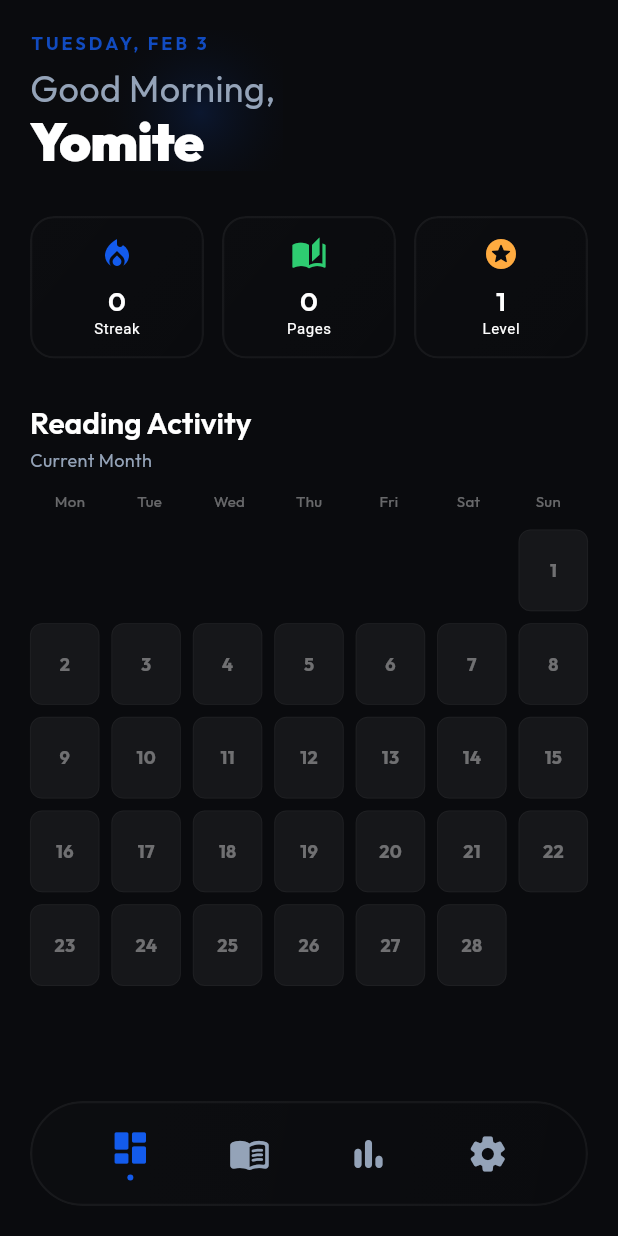
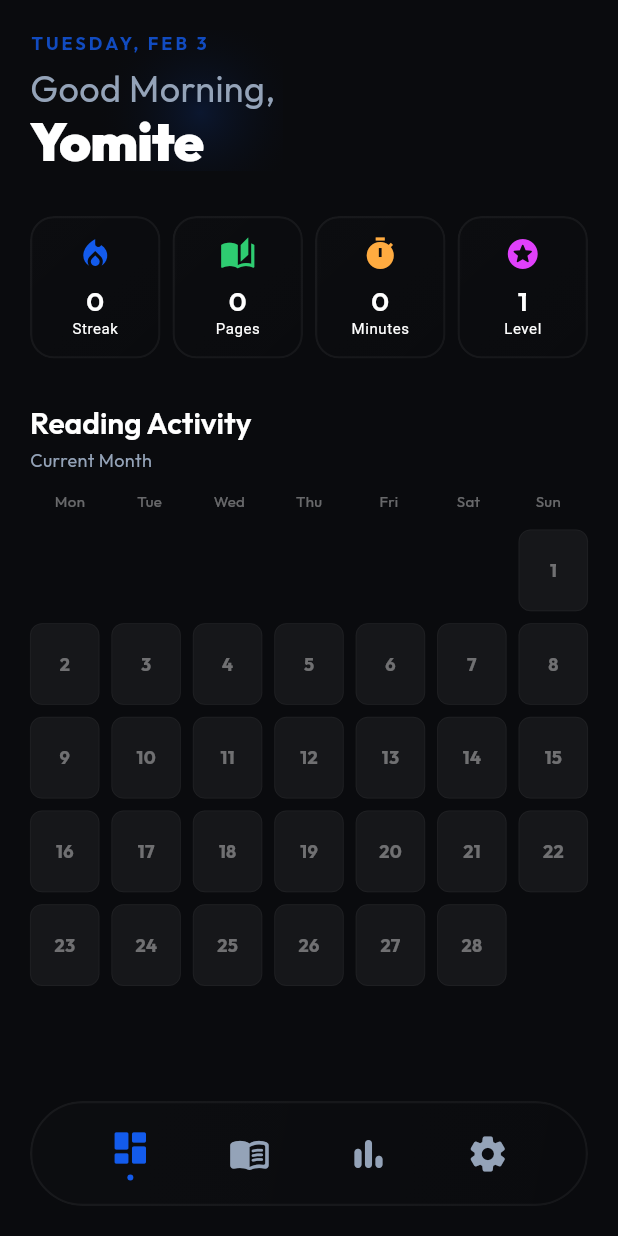
Before and after one commit to daveragos/yomu, a Flutter app: the _GoalSettingsSheet widget shown alone on an empty page, opened directly, after a tap on "Save Goal", on a phone screen of 412 x 824 dp. Run offline on Flutter 3.47's test engine with Material 3 defaults, Android fonts, the phone set to English and light mode, and no system bars; drawn by our look-alikes of flutter_animate; our stand-ins replace cached_network_image, device_info_plus, file_picker, flutter_html, flutter_riverpod, google_fonts and 3 more; missing offline and left inert: epub_view, epubx, pdfrx; accounts and stored records are empty.

Commit message:
feat(activity): implement dynamic weekly goals
Users can now set and persist a weekly reading goal (pages or minutes). The activity graph dynamically colors days based on progress towards this goal. Daily activity details now aggregate sessions by book for clarity. Improved reading session estimation and added a minutes stat to the dashboard.

```diff
--- a/lib/components/activity_graph.dart
+++ b/lib/components/activity_graph.dart
@@ -6,6 +6,7 @@ class ActivityGraph extends StatelessWidget {
   final Map<String, int> dailyValues;
   final String selectedMonth; // e.g., "January 2026"
   final String weeklyGoalType;
+  final double weeklyGoalValue;
   final Function(DateTime, int)? onDateTapped;
 
   const ActivityGraph({
@@ -13,6 +14,7 @@ class ActivityGraph extends StatelessWidget {
     required this.dailyValues,
     required this.selectedMonth,
     required this.weeklyGoalType,
+    required this.weeklyGoalValue,
     this.onDateTapped,
   });
 
@@ -77,24 +79,15 @@ class ActivityGraph extends StatelessWidget {
 
   Widget _buildDayCell(BuildContext context, int day, int value) {
     int level = 0;
-    if (weeklyGoalType == 'pages') {
-      if (value > 50) {
+    if (value > 0) {
+      final double dailyGoal = weeklyGoalValue / 7.0;
+      if (value >= dailyGoal * 2.0) {
         level = 4;
-      } else if (value > 20) {
+      } else if (value >= dailyGoal) {
         level = 3;
-      } else if (value > 10) {
+      } else if (value >= dailyGoal * 0.5) {
         level = 2;
-      } else if (value > 0) {
-        level = 1;
-      }
-    } else {
-      if (value > 60) {
-        level = 4;
-      } else if (value > 30) {
-        level = 3;
-      } else if (value > 15) {
-        level = 2;
-      } else if (value > 0) {
+      } else {
         level = 1;
       }
     }
--- a/lib/providers/library_provider.dart
+++ b/lib/providers/library_provider.dart
@@ -1,6 +1,7 @@
 import 'dart:io' as io;
 import 'package:flutter_riverpod/flutter_riverpod.dart';
 import 'package:path/path.dart' as p;
+import 'package:shared_preferences/shared_preferences.dart';
 import '../models/book_model.dart';
 import '../services/database_service.dart';
 import '../services/book_service.dart';
@@ -149,7 +150,19 @@ class LibraryNotifier extends StateNotifier<LibraryState> {
           sortAscending: false,
         ),
       ) {
-    loadBooks();
+    _init();
+  }
+
+  Future<void> _init() async {
+    await _loadGoal();
+    await loadBooks();
+  }
+
+  Future<void> _loadGoal() async {
+    final prefs = await SharedPreferences.getInstance();
+    final value = prefs.getDouble('weeklyGoalValue') ?? 300.0;
+    final type = prefs.getString('weeklyGoalType') ?? 'minutes';
+    state = state.copyWith(weeklyGoalValue: value, weeklyGoalType: type);
   }
 
   Future<void> loadBooks() async {
@@ -541,10 +554,14 @@ class LibraryNotifier extends StateNotifier<LibraryState> {
     int finalMinutes = durationMinutes ?? 0;
 
     // Fallback to estimation ONLY if no exact data provided AND progress moved significantly
-    // However, for "Wrapped", accurate data is better.
     if (finalPages == 0 && finalMinutes == 0 && progress > oldProgress) {
-      finalPages = ((progress - oldProgress) * 300).round().clamp(1, 100);
-      finalMinutes = 2; // Reduced default estimate for small movements
+      final effectiveTotalPages = book.totalPages > 0 ? book.totalPages : 300;
+      finalPages = ((progress - oldProgress) * effectiveTotalPages)
+          .round()
+          .clamp(1, 100);
+      // Estimate minutes based on a standard reading speed (e.g., 200 words/min -> ~2 mins per page)
+      // but make it distinct from pages.
+      finalMinutes = (finalPages * 1.2).ceil().clamp(1, 60);
     }
 
     if (finalPages > 0 || finalMinutes > 0) {
@@ -581,6 +598,7 @@ class LibraryNotifier extends StateNotifier<LibraryState> {
       totalPagesRead: stats.totalPages,
       totalMinutesRead: stats.totalMinutes,
       unlockedAchievements: stats.achievements,
+      sessionHistory: sessions,
     );
   }
 
@@ -634,10 +652,22 @@ class LibraryNotifier extends StateNotifier<LibraryState> {
     }
   }
 
-  void setWeeklyGoal(double value, String type) {
+  Future<void> setWeeklyGoal(double value, String type) async {
     state = state.copyWith(weeklyGoalValue: value, weeklyGoalType: type);
-    // Ideally save this to SharedPreferences or DB.
-    // For now, keep it in memory state.
+
+    // Persist goal
+    final prefs = await SharedPreferences.getInstance();
+    await prefs.setDouble('weeklyGoalValue', value);
+    await prefs.setString('weeklyGoalType', type);
+
+    // Re-calculate activity data for the new unit
+    final sessions = await _dbService.getReadingSessions();
+    final activity = _calculateActivity(sessions, type);
+
+    state = state.copyWith(
+      activityData: activity.levels,
+      dailyReadingValues: activity.values,
+    );
   }
 
   Future<void> deleteBook(int id) async {
--- a/lib/screens/dashboard_screen.dart
+++ b/lib/screens/dashboard_screen.dart
@@ -88,6 +88,7 @@ class DashboardScreen extends ConsumerWidget {
                 dailyValues: libraryState.dailyReadingValues,
                 selectedMonth: DateFormat('MMMM yyyy').format(DateTime.now()),
                 weeklyGoalType: libraryState.weeklyGoalType,
+                weeklyGoalValue: libraryState.weeklyGoalValue,
                 onDateTapped: (date, value) =>
                     _showDailyActivityDetail(context, ref, date, value),
               ).animate().fadeIn(delay: 900.ms).slideY(begin: 0.05, end: 0),
@@ -177,7 +178,7 @@ class DashboardScreen extends ConsumerWidget {
           Icons.local_fire_department,
           YomuConstants.accent,
         ),
-        const SizedBox(width: 12),
+        const SizedBox(width: 8),
         _buildStatItem(
           context,
           'Pages',
@@ -185,13 +186,21 @@ class DashboardScreen extends ConsumerWidget {
           Icons.auto_stories,
           YomuConstants.accentGreen,
         ),
-        const SizedBox(width: 12),
+        const SizedBox(width: 8),
+        _buildStatItem(
+          context,
+          'Minutes',
+          '${state.totalMinutesRead}',
+          Icons.timer,
+          Colors.orangeAccent,
+        ),
+        const SizedBox(width: 8),
         _buildStatItem(
           context,
           'Level',
           '${state.level}',
           Icons.stars_rounded,
-          Colors.orangeAccent,
+          Colors.purpleAccent,
         ),
       ],
     );
@@ -370,9 +379,33 @@ class DashboardScreen extends ConsumerWidget {
 
     final state = ref.read(libraryProvider);
     final dateStr = date.toIso8601String().split('T')[0];
-    final sessions = state.sessionHistory
+    final daySessions = state.sessionHistory
         .where((s) => s['date'] == dateStr)
         .toList();
+
+    // Group and aggregate sessions by bookId (using String key for robustness)
+    final Map<String, Map<String, dynamic>> aggregatedMap = {};
+    for (var s in daySessions) {
+      final idRaw = s['bookId'];
+      if (idRaw == null) continue;
+      final bookIdKey = idRaw.toString();
+
+      if (!aggregatedMap.containsKey(bookIdKey)) {
+        aggregatedMap[bookIdKey] = {
+          'bookId': idRaw is int ? idRaw : int.tryParse(bookIdKey) ?? 0,
+          'pagesRead': 0,
+          'durationMinutes': 0,
+        };
+      }
+      aggregatedMap[bookIdKey]!['pagesRead'] =
+          (aggregatedMap[bookIdKey]!['pagesRead'] as int) +
+          (s['pagesRead'] as int? ?? 0);
+      aggregatedMap[bookIdKey]!['durationMinutes'] =
+          (aggregatedMap[bookIdKey]!['durationMinutes'] as int) +
+          (s['durationMinutes'] as int? ?? 0);
+    }
+
+    final mergedSessions = aggregatedMap.values.toList();
 
     showModalBottomSheet(
       context: context,
@@ -444,9 +477,9 @@ class DashboardScreen extends ConsumerWidget {
               Flexible(
                 child: ListView.builder(
                   shrinkWrap: true,
-                  itemCount: sessions.length,
+                  itemCount: mergedSessions.length,
                   itemBuilder: (context, index) {
-                    final session = sessions[index];
+                    final session = mergedSessions[index];
                     final bookId = session['bookId'] as int;
                     final book = state.allBooks.firstWhere(
                       (b) => b.id == bookId,
--- a/lib/screens/stats_screen.dart
+++ b/lib/screens/stats_screen.dart
@@ -67,6 +67,7 @@ class _StatsScreenState extends ConsumerState<StatsScreen> {
                 dailyValues: libraryState.dailyReadingValues,
                 selectedMonth: _selectedMonth,
                 weeklyGoalType: libraryState.weeklyGoalType,
+                weeklyGoalValue: libraryState.weeklyGoalValue,
                 onDateTapped: (date, value) =>
                     _showDailyActivityDetail(date, value),
               ),
@@ -259,7 +260,7 @@ class _StatsScreenState extends ConsumerState<StatsScreen> {
                           child: Text(
                             '${t['level']}',
                             style: TextStyle(
-                              color: isReached ? Colors.white : Colors.white30,
+                              color: isReached ? Colors.white : Colors.white54,
                               fontWeight: FontWeight.bold,
                               fontSize: 12,
                             ),
@@ -276,7 +277,7 @@ class _StatsScreenState extends ConsumerState<StatsScreen> {
                               style: TextStyle(
                                 color: isReached
                                     ? Colors.white
-                                    : Colors.white30,
+                                    : Colors.white54,
                                 fontWeight: FontWeight.bold,
                                 fontSize: 15,
                               ),
@@ -286,7 +287,7 @@ class _StatsScreenState extends ConsumerState<StatsScreen> {
                               style: TextStyle(
                                 color: isReached
                                     ? YomuConstants.textSecondary
-                                    : Colors.white10,
+                                    : Colors.white30,
                                 fontSize: 11,
                               ),
                             ),
@@ -651,9 +652,33 @@ class _StatsScreenState extends ConsumerState<StatsScreen> {
 
     final state = ref.read(libraryProvider);
     final dateStr = date.toIso8601String().split('T')[0];
-    final sessions = state.sessionHistory
+    final daySessions = state.sessionHistory
         .where((s) => s['date'] == dateStr)
         .toList();
+
+    // Group and aggregate sessions by bookId (using String key for robustness)
+    final Map<String, Map<String, dynamic>> aggregatedMap = {};
+    for (var s in daySessions) {
+      final idRaw = s['bookId'];
+      if (idRaw == null) continue;
+      final bookIdKey = idRaw.toString();
+
+      if (!aggregatedMap.containsKey(bookIdKey)) {
+        aggregatedMap[bookIdKey] = {
+          'bookId': idRaw is int ? idRaw : int.tryParse(bookIdKey) ?? 0,
+          'pagesRead': 0,
+          'durationMinutes': 0,
+        };
+      }
+      aggregatedMap[bookIdKey]!['pagesRead'] =
+          (aggregatedMap[bookIdKey]!['pagesRead'] as int) +
+          (s['pagesRead'] as int? ?? 0);
+      aggregatedMap[bookIdKey]!['durationMinutes'] =
+          (aggregatedMap[bookIdKey]!['durationMinutes'] as int) +
+          (s['durationMinutes'] as int? ?? 0);
+    }
+
+    final mergedSessions = aggregatedMap.values.toList();
 
     showModalBottomSheet(
       context: context,
@@ -725,9 +750,9 @@ class _StatsScreenState extends ConsumerState<StatsScreen> {
               Flexible(
                 child: ListView.builder(
                   shrinkWrap: true,
-                  itemCount: sessions.length,
+                  itemCount: mergedSessions.length,
                   itemBuilder: (context, index) {
-                    final session = sessions[index];
+                    final session = mergedSessions[index];
                     final bookId = session['bookId'] as int;
                     final book = state.allBooks.firstWhere(
                       (b) => b.id == bookId,
@@ -882,6 +907,7 @@ class _GoalSettingsSheet extends ConsumerStatefulWidget {
 class _GoalSettingsSheetState extends ConsumerState<_GoalSettingsSheet> {
   late double _value;
   late String _type;
+  late TextEditingController _controller;
 
   @override
   void initState() {
@@ -889,6 +915,20 @@ class _GoalSettingsSheetState extends ConsumerState<_GoalSettingsSheet> {
     final state = ref.read(libraryProvider);
     _value = state.weeklyGoalValue;
     _type = state.weeklyGoalType;
+    _controller = TextEditingController(text: _value.toInt().toString());
+  }
+
+  @override
+  void dispose() {
+    _controller.dispose();
+    super.dispose();
+  }
+
+  void _updateValue(double newValue) {
+    setState(() {
+      _value = newValue.clamp(1, 10000);
+      _controller.text = _value.toInt().toString();
+    });
   }
 
   @override
@@ -926,22 +966,55 @@ class _GoalSettingsSheetState extends ConsumerState<_GoalSettingsSheet> {
               Row(
                 mainAxisAlignment: MainAxisAlignment.spaceBetween,
                 children: [
-                  Text(
-                    '${_value.toInt()} $_type',
-                    style: TextStyle(
-                      fontSize: 24,
-                      fontWeight: FontWeight.bold,
-                      color: YomuConstants.accent,
+                  Expanded(
+                    child: Row(
+                      crossAxisAlignment: CrossAxisAlignment.baseline,
+                      textBaseline: TextBaseline.alphabetic,
+                      children: [
+                        IntrinsicWidth(
+                          child: TextField(
+                            controller: _controller,
+                            keyboardType: TextInputType.number,
+                            style: TextStyle(
+                              fontSize: 32,
+                              fontWeight: FontWeight.bold,
+                              color: YomuConstants.accent,
+                            ),
+                            decoration: const InputDecoration(
+                              border: InputBorder.none,
+                              isDense: true,
+                              contentPadding: EdgeInsets.zero,
+                            ),
+                            onChanged: (val) {
+                              final dVal = double.tryParse(val);
+                              if (dVal != null) {
+                                setState(() {
+                                  _value = dVal;
+                                });
+                              }
+                            },
+                          ),
+                        ),
+                        const SizedBox(width: 8),
+                        Text(
+                          _type,
+                          style: TextStyle(
+                            fontSize: 16,
+                            color: YomuConstants.textSecondary,
+                            fontWeight: FontWeight.bold,
+                          ),
+                        ),
+                      ],
                     ),
                   ),
                   Row(
                     children: [
                       _buildValueBtn(Icons.remove, () {
-                        setState(() => _value = (_value - 10).clamp(10, 1000));
+                        _updateValue((_value - 10).clamp(1, 10000));
                       }),
                       const SizedBox(width: 12),
                       _buildValueBtn(Icons.add, () {
-                        setState(() => _value = (_value + 10).clamp(10, 1000));
+                        _updateValue((_value + 10).clamp(1, 10000));
                       }),
                     ],
                   ),
```
